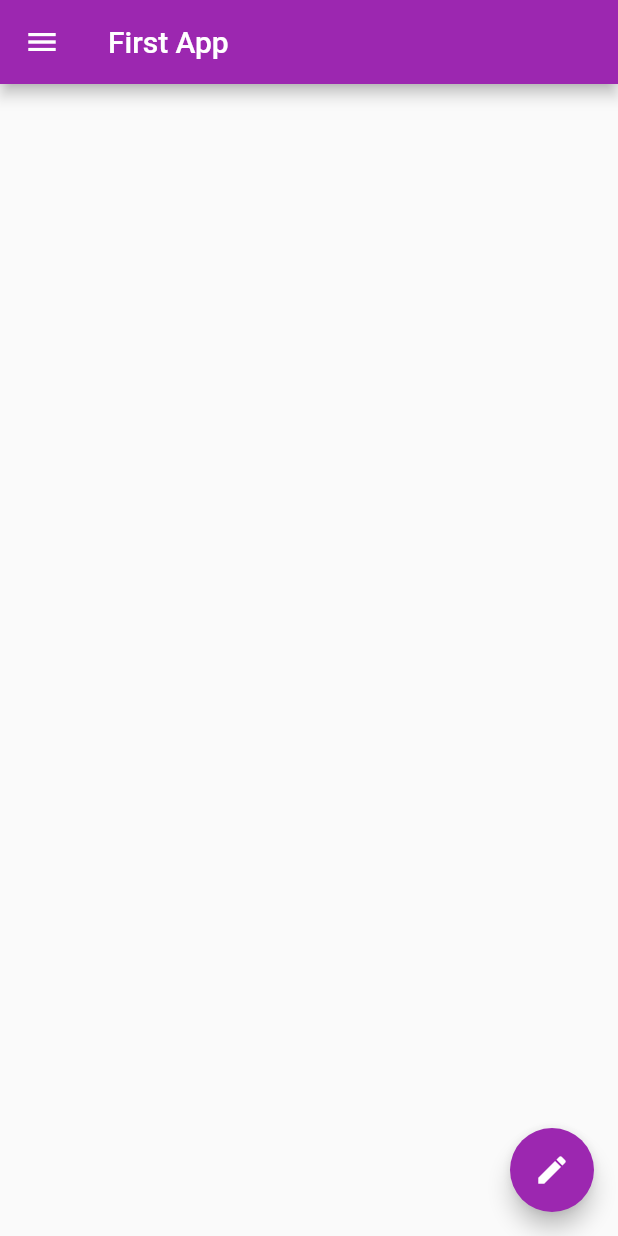
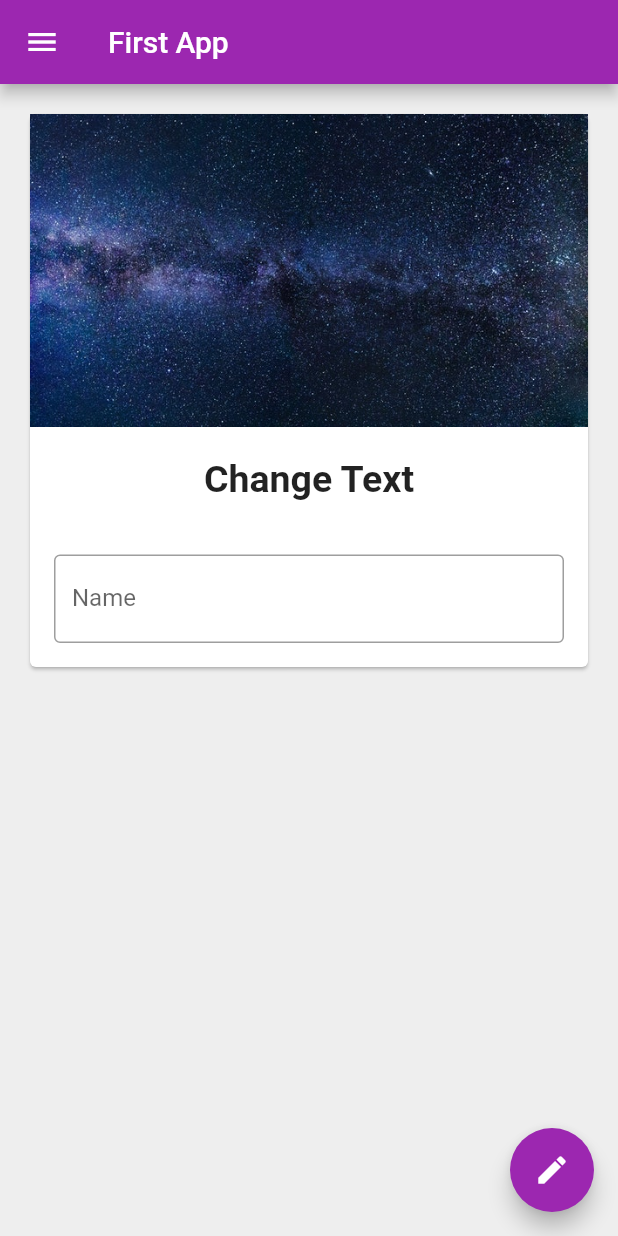
Before and after one commit to maheshoz/learnig-flutter, a Flutter app: the screen it shows after launch, on a phone screen of 412 x 824 dp. Run offline on Flutter 3.47's test engine with Material 2 defaults, Android fonts, the phone set to English and light mode, and no system bars.

Commit message:
added Card, TextField, image in assets

```diff
--- a/lib/main.dart
+++ b/lib/main.dart
@@ -14,6 +14,7 @@ class HomePage extends StatelessWidget {
   @override
   Widget build(BuildContext context) {
     return Scaffold(
+      backgroundColor: Colors.grey[200],
       appBar: AppBar(
         title: Text("First App"),
       ),
@@ -21,17 +22,9 @@ class HomePage extends StatelessWidget {
           child: ListView(
         padding: EdgeInsets.zero,
         children: [
-          // DrawerHeader(
-          //   child: Text(
-          //     "Navigation Drawer",
-          //     style: TextStyle(color: Colors.white),
-          //   ),
-          //   decoration: BoxDecoration(color: Colors.purple),
-          // ),
           UserAccountsDrawerHeader(
             accountName: Text("John"),
             accountEmail: Text("example@gmail.com"),
-            // currentAccountPicture: Image.network("https://randomuser.me/api/portraits/men/97.jpg"),
             currentAccountPicture: CircleAvatar(
               backgroundImage: NetworkImage(
                   "https://randomuser.me/api/portraits/men/97.jpg"),
@@ -51,7 +44,33 @@ class HomePage extends StatelessWidget {
           )
         ],
       )),
-      body: Container(),
+      body: Padding(
+        padding: const EdgeInsets.all(16.0),
+        child: SingleChildScrollView(
+                  child: Card(
+            child: Column(
+              children: [
+                Image.asset("assets/bg2.jpg",
+                    fit: BoxFit.cover,),
+                SizedBox(height: 20,),
+                Text("Change Text", style: TextStyle(fontSize: 25, fontWeight: FontWeight.bold),
+                ),
+                 SizedBox(height: 20,),
+                 Padding(
+                   padding: const EdgeInsets.all(16.0),
+                   child: TextField(
+                     decoration: InputDecoration(
+                       border: OutlineInputBorder(),
+                       hintText: "Enter name",
+                       labelText: "Name",
+                     ),
+                   )
+                 ),
+              ],
+            ),
+          ),
+        ),
+      ),
       floatingActionButton: FloatingActionButton(
         onPressed: () {},
         child: Icon(Icons.edit),
--- a/pubspec.yaml
+++ b/pubspec.yaml
@@ -45,9 +45,8 @@ flutter:
   uses-material-design: true
 
   # To add assets to your application, add an assets section, like this:
-  # assets:
-  #   - images/a_dot_burr.jpeg
-  #   - images/a_dot_ham.jpeg
+  assets:
+    - assets/
 
   # An image asset can refer to one or more resolution-specific "variants", see
   # https://flutter.dev/assets-and-images/#resolution-aware.
```
Also changed, not shown: assets/bg2.jpg (added).
